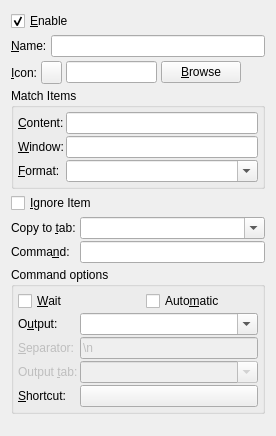
This is src/ui/commandwidget.ui in hluk/CopyQ as Qt 5 draws it before an edit. The edited form follows.
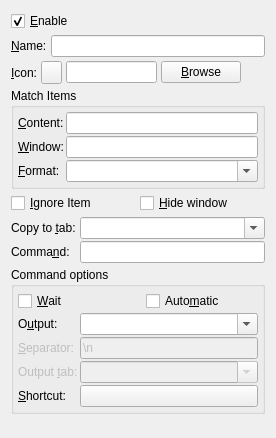
This is the edited form.

Commit message: Option to hide window after command is run from context menu of an item

The edit to the form file:
```diff
--- a/src/ui/commandwidget.ui
+++ b/src/ui/commandwidget.ui
@@ -7,7 +7,7 @@
     <x>0</x>
     <y>0</y>
     <width>276</width>
-    <height>436</height>
+    <height>438</height>
    </rect>
   </property>
   <property name="windowTitle">
@@ -217,6 +217,8 @@
     </widget>
    </item>
    <item>
+    <layout class="QHBoxLayout" name="horizontalLayout_5">
+     <item>
     <widget class="QCheckBox" name="checkBoxIgnore">
      <property name="toolTip">
       <string>&lt;p&gt;Don't save the matched clipboard content in history and stop applying next commands on it.&lt;/p&gt;</string>
@@ -227,6 +229,18 @@
     </widget>
    </item>
    <item>
+      <widget class="QCheckBox" name="checkBoxHideWindow">
+       <property name="toolTip">
+        <string>Hide window after command is activated from context menu of an item.</string>
+       </property>
+       <property name="text">
+        <string>&amp;Hide window</string>
+       </property>
+      </widget>
+     </item>
+    </layout>
+   </item>
+   <item>
     <layout class="QFormLayout" name="formLayout_4">
      <property name="verticalSpacing">
       <number>2</number>
```
Left out of the diff: 1 changed line with no effect on the pictures. Lines whose indentation alone changed are shown as unchanged. The commit also changes 6 other files.
